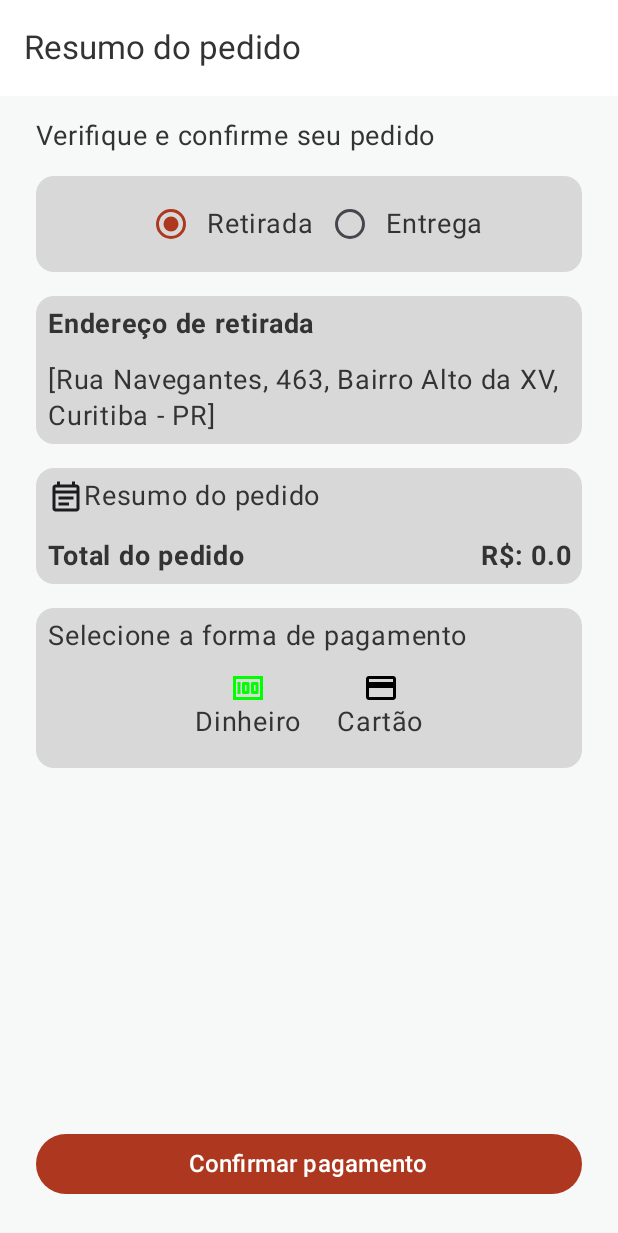
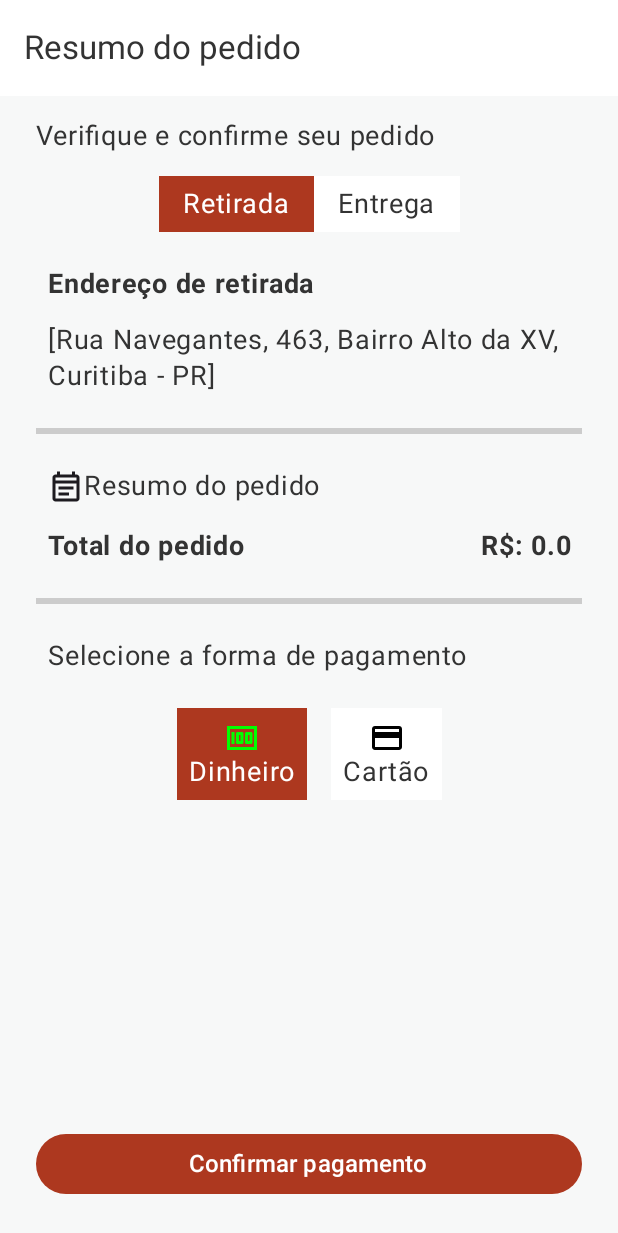
Before and after one commit to Bianchiniii/byte-coffee-app, an Android app built with Jetpack Compose: the composable CartCheckoutScreen shown on its own in the app's theme, on a phone screen of 412 x 824 dp. Shown: the top 1233 px of the screen. Run offline under Robolectric (Android 15) with nearby library versions, the phone set to English and light mode, and no system bars; our stand-ins replace Dagger/Hilt's generated code, Room's generated code; libraries missing offline, so code that uses them is left out: extension.getOrNull; 3 statements that could not run were skipped.

Commit message:
feat: improved ui better

```diff
--- a/app/src/main/java/com/bianchini/vinicius/matheus/bytecoffee/feature/home/cart/checkout/presentation/CartCheckoutScreen.kt
+++ b/app/src/main/java/com/bianchini/vinicius/matheus/bytecoffee/feature/home/cart/checkout/presentation/CartCheckoutScreen.kt
@@ -1,5 +1,7 @@
 package com.bianchini.vinicius.matheus.bytecoffee.feature.home.cart.checkout.presentation
 
+import androidx.compose.animation.AnimatedVisibility
+import androidx.compose.foundation.background
 import androidx.compose.foundation.clickable
 import androidx.compose.foundation.layout.Arrangement
 import androidx.compose.foundation.layout.Box
@@ -17,13 +19,10 @@ import androidx.compose.foundation.lazy.items
 import androidx.compose.material.icons.Icons
 import androidx.compose.material.icons.filled.ArrowBack
 import androidx.compose.material.icons.outlined.EventNote
-import androidx.compose.material3.Card
-import androidx.compose.material3.CardDefaults
 import androidx.compose.material3.Divider
 import androidx.compose.material3.ExperimentalMaterial3Api
 import androidx.compose.material3.Icon
 import androidx.compose.material3.IconButton
-import androidx.compose.material3.RadioButton
 import androidx.compose.material3.Scaffold
 import androidx.compose.material3.Text
 import androidx.compose.material3.TopAppBar
@@ -53,7 +52,8 @@ import com.bianchini.vinicius.matheus.bytecoffee.feature.loading.LoadingScreen
 import com.bianchini.vinicius.matheus.bytecoffee.graph.OrdersScreenRoutes
 import com.bianchini.vinicius.matheus.bytecoffee.ui.components.ButtonPrimary
 import com.bianchini.vinicius.matheus.bytecoffee.ui.components.NormalText
-import com.bianchini.vinicius.matheus.bytecoffee.ui.theme.GrayNeutral
+import com.bianchini.vinicius.matheus.bytecoffee.ui.theme.Primary
+import com.bianchini.vinicius.matheus.bytecoffee.ui.theme.TextColor
 
 @OptIn(ExperimentalMaterial3Api::class)
 @Composable
@@ -66,10 +66,11 @@ fun CartCheckoutScreen(
     val storeAddress = homeViewModel.storeAddress.collectAsStateWithLifecycle().value
 
     val paymentMethods = homeViewModel.paymentMethods.collectAsStateWithLifecycle()
-    val deliveryTypesList = homeViewModel.deliveryTypesList.collectAsStateWithLifecycle().value
+    val currentPaymentMethod = remember { mutableStateOf(paymentMethods.value.first()) }
 
     val ticketItems = homeViewModel.ticketState.collectAsStateWithLifecycle().value.products
 
+    val deliveryTypesList = homeViewModel.deliveryTypesList.collectAsStateWithLifecycle().value
     val currentDeliveryType = remember { mutableStateOf(deliveryTypesList.first()) }
 
     val orderFinished = homeViewModel.orderFinished.collectAsStateWithLifecycle().value
@@ -104,11 +105,13 @@ fun CartCheckoutScreen(
             )
         },
     ) {
-        if (loading) {
+        AnimatedVisibility(visible = loading) {
             LoadingScreen(
                 modifier = Modifier.fillMaxSize()
             )
-        } else {
+        }
+
+        AnimatedVisibility(visible = !loading) {
             Column(
                 modifier = Modifier
                     .padding(
@@ -143,17 +146,32 @@ fun CartCheckoutScreen(
                         "${storeAddress.neighborhood}, ${storeAddress.cityAndState}"
                     } else "${userAddress?.neighborhood}, ${userAddress?.cityAndState}",
                 )
-                ShowSpacer()
+                SetupDivider(
+                    modifier = Modifier
+                        .padding(
+                            vertical = 16.dp
+                        )
+                        .height(4.dp)
+                )
                 OrderResume(
                     orderProducts = ticketItems,
                     totalOrder = homeViewModel.getTicketTotal()
                 )
-                ShowSpacer()
+                SetupDivider(
+                    modifier = Modifier
+                        .padding(
+                            vertical = 16.dp
+                        )
+                        .height(4.dp)
+                )
                 SelectOrderPaymentType(
                     paymentMethods = paymentMethods.value,
-                    onPaymentMethodSelected = { homeViewModel.onSelectedPaymentMethod(it) }
+                    onPaymentMethodSelected = {
+                        homeViewModel.onSelectedPaymentMethod(it)
+                        currentPaymentMethod.value = it
+                    },
+                    currentPaymentMethod = currentPaymentMethod.value
                 )
-                ShowSpacer()
                 ConfirmOrder(confirmPayment = { homeViewModel.finishOrder() })
             }
         }
@@ -165,9 +183,6 @@ fun DeliveryTypeInfo(
     deliveryType: DeliveryType,
     streetAndNumber: String,
     neighborhoodAndCityAndState: String,
-) {
-    Card(
-        colors = CardDefaults.cardColors(containerColor = GrayNeutral),
 ) {
     Column(
         modifier = Modifier
@@ -194,7 +209,6 @@ fun DeliveryTypeInfo(
         )
     }
 }
-}
 
 @Preview(showBackground = true)
 @Composable
@@ -213,22 +227,27 @@ fun SelectOrderDeliveryType(
     onSelectDeliveryType: (DeliveryType) -> Unit,
     currentDeliveryType: DeliveryType
 ) {
-    Card(
-        colors = CardDefaults.cardColors(containerColor = GrayNeutral),
-    ) {
     Row(
         verticalAlignment = Alignment.CenterVertically,
         horizontalArrangement = Arrangement.Center,
-            modifier = Modifier
-                .padding(8.dp)
-                .fillMaxWidth()
+        modifier = Modifier.fillMaxWidth()
     ) {
         deliveryTypes.forEach { text ->
-                RadioButton(
-                    selected = (text == currentDeliveryType),
-                    onClick = { onSelectDeliveryType(text) }
+            Box(
+                modifier = Modifier
+                    .clickable {
+                        onSelectDeliveryType(text)
+                    }
+                    .background(
+                        if (text == currentDeliveryType) Primary else Color.White
                     )
-                NormalText(value = text.value, modifier = Modifier)
+                    .padding(vertical = 8.dp, horizontal = 16.dp),
+            ) {
+                NormalText(
+                    value = text.value,
+                    modifier = Modifier,
+                    textColor = if (text == currentDeliveryType) Color.White else TextColor
+                )
             }
         }
     }
@@ -243,9 +262,6 @@ fun ShowSpacer() {
 fun OrderResume(
     totalOrder: Double,
     orderProducts: List<TicketItem>
-) {
-    Card(
-        colors = CardDefaults.cardColors(containerColor = GrayNeutral),
 ) {
     Column(modifier = Modifier.padding(8.dp)) {
         Row {
@@ -279,14 +295,13 @@ fun OrderResume(
         }
     }
 }
-}
 
 @Composable
-fun SetupDivider() {
+fun SetupDivider(
+    modifier: Modifier = Modifier
+) {
     Divider(
-        modifier = Modifier.padding(
-            vertical = 4.dp
-        ),
+        modifier = modifier,
         color = Color.LightGray
     )
 }
@@ -300,7 +315,11 @@ fun ListOrderProductsResume(
     ) {
         items(items = orderProducts) { item ->
             OrderProductItem(item)
-            SetupDivider()
+            SetupDivider(
+                modifier = Modifier.padding(
+                    vertical = 4.dp
+                )
+            )
         }
     }
 }
@@ -350,10 +369,8 @@ fun OrderProductItem(ticketItem: TicketItem) {
 @Composable
 fun SelectOrderPaymentType(
     paymentMethods: List<PaymentMethod>,
-    onPaymentMethodSelected: (PaymentMethod) -> Unit
-) {
-    Card(
-        colors = CardDefaults.cardColors(containerColor = GrayNeutral),
+    onPaymentMethodSelected: (PaymentMethod) -> Unit,
+    currentPaymentMethod: PaymentMethod
 ) {
     Column(
         modifier = Modifier
@@ -364,13 +381,19 @@ fun SelectOrderPaymentType(
             value = stringResource(id = R.string.cart_payment_method),
             modifier = Modifier
         )
-            LazyRow(modifier = Modifier.align(Alignment.CenterHorizontally)) {
+        ShowSpacer()
+        LazyRow(
+            modifier = Modifier
+                .align(Alignment.CenterHorizontally)
+        ) {
             items(paymentMethods) { payment ->
                 ItemPaymentMethod(
-                        payment,
-                        onPaymentMethodSelected = { onPaymentMethodSelected(it) }
+                    isCurrentPayment = payment == currentPaymentMethod,
+                    paymentMethod = payment,
+                    onPaymentMethodSelected = {
+                        onPaymentMethodSelected(it)
+                    }
                 )
-                }
             }
         }
     }
@@ -378,16 +401,22 @@ fun SelectOrderPaymentType(
 
 @Composable
 fun ItemPaymentMethod(
+    isCurrentPayment: Boolean,
     paymentMethod: PaymentMethod,
     onPaymentMethodSelected: (PaymentMethod) -> Unit
 ) {
-    Box(modifier = Modifier
+    Box(
+        modifier = Modifier
             .padding(8.dp)
             .clickable {
                 onPaymentMethodSelected(paymentMethod)
-        }) {
+            }
+            .background(
+                if (isCurrentPayment) Primary else Color.White
+            )
+    ) {
         Column(
-            modifier = Modifier.padding(4.dp),
+            modifier = Modifier.padding(8.dp),
             verticalArrangement = Arrangement.Center,
             horizontalAlignment = Alignment.CenterHorizontally,
         ) {
@@ -398,7 +427,8 @@ fun ItemPaymentMethod(
             )
             NormalText(
                 value = paymentMethod.name,
-                modifier = Modifier
+                modifier = Modifier,
+                textColor = if (isCurrentPayment) Color.White else TextColor
             )
         }
     }
--- a/app/src/main/java/com/bianchini/vinicius/matheus/bytecoffee/feature/home/orders/presentation/OrdersScreen.kt
+++ b/app/src/main/java/com/bianchini/vinicius/matheus/bytecoffee/feature/home/orders/presentation/OrdersScreen.kt
@@ -26,6 +26,7 @@ import androidx.compose.ui.graphics.Color
 import androidx.compose.ui.res.painterResource
 import androidx.compose.ui.res.stringResource
 import androidx.compose.ui.text.font.FontWeight
+import androidx.compose.ui.text.style.TextAlign
 import androidx.compose.ui.unit.dp
 import androidx.navigation.NavHostController
 import com.bianchini.vinicius.matheus.bytecoffee.R
@@ -90,7 +91,8 @@ fun EmptyOrders() {
             value = stringResource(id = R.string.orders_empty_title),
             modifier = Modifier.wrapContentSize(),
             fontWeight = FontWeight.Bold,
-            fontSize = 16
+            fontSize = 16,
+            textAlign = TextAlign.Center,
         )
         Spacer(modifier = Modifier.height(8.dp))
         NormalText(
--- a/app/src/main/java/com/bianchini/vinicius/matheus/bytecoffee/feature/home/profile/presentation/ProfileViewModel.kt
+++ b/app/src/main/java/com/bianchini/vinicius/matheus/bytecoffee/feature/home/profile/presentation/ProfileViewModel.kt
@@ -27,7 +27,7 @@ class ProfileViewModel @Inject constructor(
     private val _shouldRedirectToAuth = MutableStateFlow(false)
     val shouldRedirectToAuth = _shouldRedirectToAuth.asStateFlow()
 
-    private var _profilePhoto: MutableStateFlow<String?> = MutableStateFlow("")
+    private var _profilePhoto: MutableStateFlow<String?> = MutableStateFlow(null)
     val profilePhoto = _profilePhoto.asStateFlow()
 
     init {
--- a/app/src/main/java/com/bianchini/vinicius/matheus/bytecoffee/ui/theme/Color.kt
+++ b/app/src/main/java/com/bianchini/vinicius/matheus/bytecoffee/ui/theme/Color.kt
@@ -7,5 +7,5 @@ val Secondary = Color(0xFFC4C4C4)
 val Ternary = Color(0xFF704214)
 val Background = Color(0xFFF7F8F8)
 val TextColor = Color(0xFF333333)
-val GrayNeutral = Color(0xFFD8D8D8)
+val GrayNeutral = Color(0xFFD3D3D3)
 val BgColor = Color(0xFFF7F8F8)
--- a/app/src/main/res/values/strings.xml
+++ b/app/src/main/res/values/strings.xml
@@ -49,8 +49,7 @@
 
     <!-- Profile -->
     <string name="profile_change_password">Nova senha</string>
-    <string name="profile_save_changes">Salvar alterações</string>
-    <string name="profile_change_photo">Alterar foto</string>
+    <string name="profile_save_changes">Atualizar perfil</string>
     <string name="profile_photo_image">Imagem de perfil</string>
     <string name="profile_logout">Sair do app</string>
 
```
Also changed, not shown: app/src/main/java/com/bianchini/vinicius/matheus/bytecoffee/feature/auth/commun/viewmodel/AuthViewModel.kt (+16 -4 lines), app/src/main/java/com/bianchini/vinicius/matheus/bytecoffee/feature/auth/login/presentation/LoginScreen.kt (+9 -0 lines), app/src/main/java/com/bianchini/vinicius/matheus/bytecoffee/feature/home/profile/presentation/ProfileScreen.kt (+56 -41 lines). Lines whose indentation alone changed are shown as unchanged.
